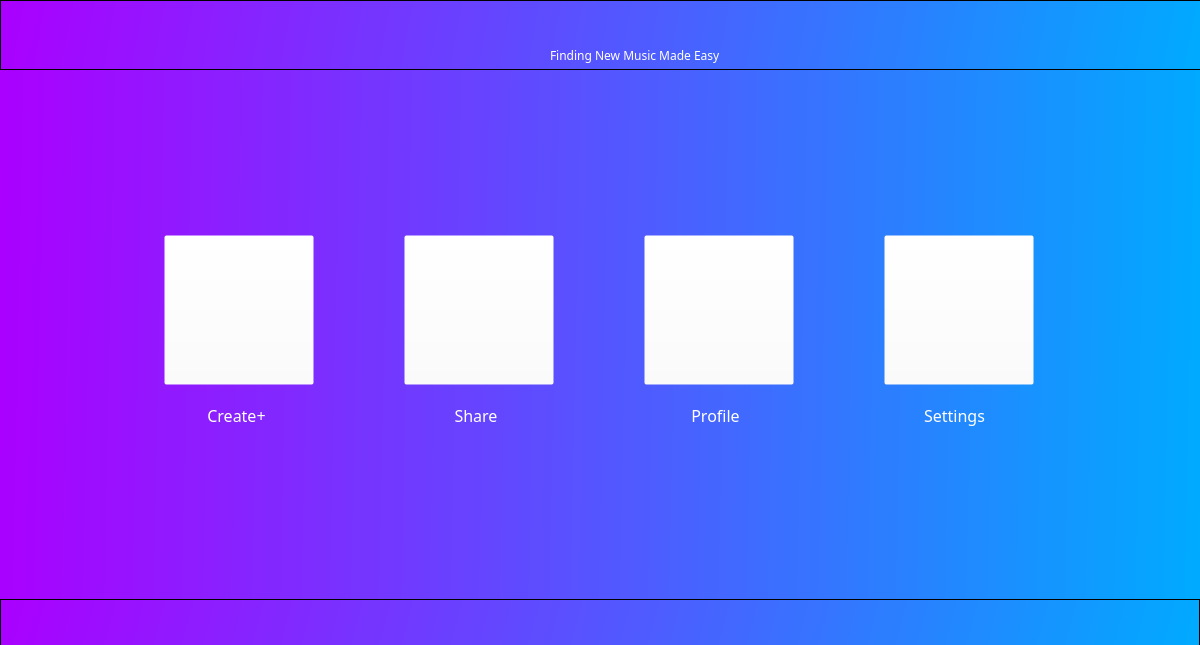
Above: vs.ui from AzallazA/VibeShare before the change. Below: the same form after it.
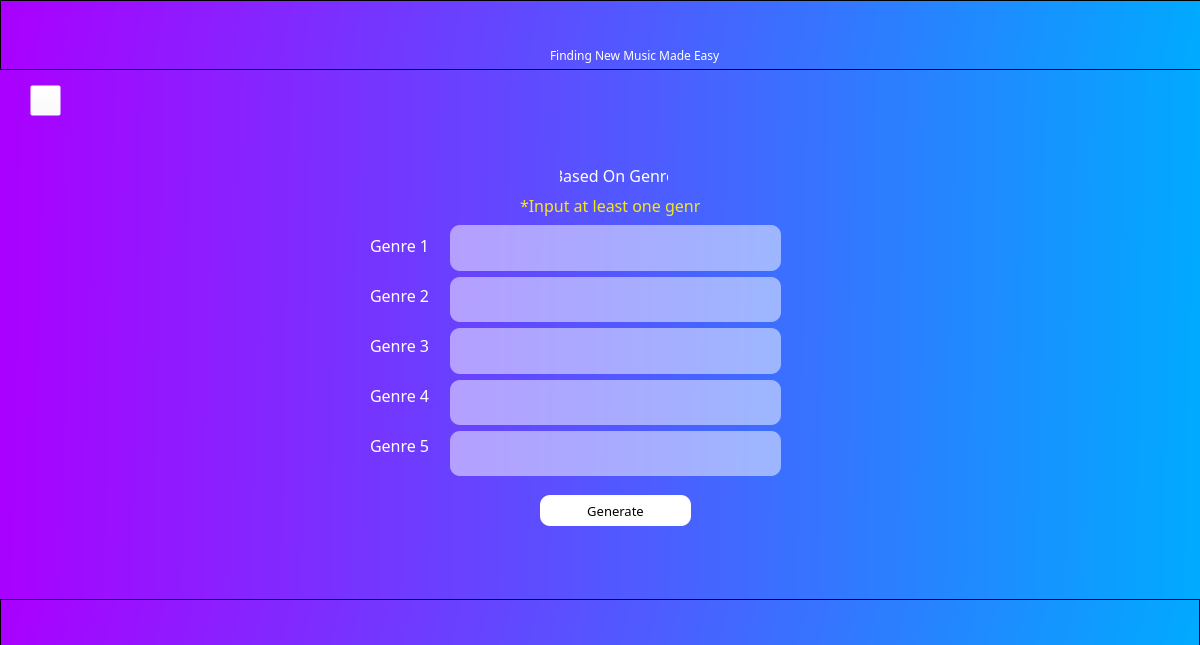
That is the form after the change. The open tabs and pages were chosen to show the change. Icons and pictures are not drawn.

```diff
--- a/vs.ui
+++ b/vs.ui
@@ -346,7 +346,7 @@
     <widget class="QLabel" name="spotifyLabel">
      <property name="geometry">
       <rect>
-       <x>560</x>
+       <x>550</x>
        <y>0</y>
        <width>121</width>
        <height>41</height>
@@ -435,7 +435,7 @@
      <enum>QFrame::Raised</enum>
     </property>
     <layout class="QGridLayout" name="gridLayout_3">
-     <item row="0" column="0">
+     <item row="1" column="0">
       <widget class="QStackedWidget" name="stackedWidget">
        <property name="minimumSize">
         <size>
@@ -459,9 +459,9 @@
         <widget class="QFrame" name="buttonFrame">
          <property name="geometry">
           <rect>
-           <x>60</x>
-           <y>150</y>
-           <width>1061</width>
+           <x>130</x>
+           <y>110</y>
+           <width>921</width>
            <height>170</height>
           </rect>
          </property>
@@ -518,42 +518,6 @@
             </property>
            </widget>
           </item>
-          <item>
-           <widget class="QPushButton" name="shareButton">
-            <property name="minimumSize">
-             <size>
-              <width>150</width>
-              <height>150</height>
-             </size>
-            </property>
-            <property name="maximumSize">
-             <size>
-              <width>150</width>
-              <height>150</height>
-             </size>
-            </property>
-            <property name="cursor">
-             <cursorShape>PointingHandCursor</cursorShape>
-            </property>
-            <property name="styleSheet">
-             <string notr="true">QPushButton{
-	image: url(:/icons/Media/icons/share.png);
-	background-color: rgba(255, 255, 255, 0);
-}
-
-QPushButton:hover{
-	image: url(:/icons/Media/icons/share.png);
-	background-color: rgba(255, 255, 255, 0.4);
-	border-style: none;
-	border-radius: 40px;
-}
-</string>
-            </property>
-            <property name="text">
-             <string/>
-            </property>
-           </widget>
-          </item>
           <item>
            <widget class="QPushButton" name="profileButton">
             <property name="minimumSize">
@@ -631,9 +595,9 @@
         <widget class="QFrame" name="frame">
          <property name="geometry">
           <rect>
-           <x>100</x>
-           <y>310</y>
-           <width>971</width>
+           <x>180</x>
+           <y>260</y>
+           <width>811</width>
            <height>61</height>
           </rect>
          </property>
@@ -666,28 +630,6 @@
             </property>
            </widget>
           </item>
-          <item>
-           <widget class="QLabel" name="shareLabel">
-            <property name="font">
-             <font>
-              <family>Humnst777 BlkCn BT</family>
-              <pointsize>12</pointsize>
-             </font>
-            </property>
-            <property name="styleSheet">
-             <string notr="true">QLabel{
-	color: white;
-	background-color: rgba(255, 255, 255, 0);
-}</string>
-            </property>
-            <property name="text">
-             <string>Share</string>
-            </property>
-            <property name="alignment">
-             <set>Qt::AlignCenter</set>
-            </property>
-           </widget>
-          </item>
           <item>
            <widget class="QLabel" name="profileLabel">
             <property name="font">
@@ -965,6 +907,565 @@
            <string/>
           </property>
          </widget>
+        </widget>
+        <widget class="QPushButton" name="genArtistButton">
+         <property name="geometry">
+          <rect>
+           <x>530</x>
+           <y>420</y>
+           <width>151</width>
+           <height>31</height>
+          </rect>
+         </property>
+         <property name="font">
+          <font>
+           <family>Humnst777 BT</family>
+           <pointsize>10</pointsize>
+          </font>
+         </property>
+         <property name="styleSheet">
+          <string notr="true">QPushButton{
+	background-color: rgb(255, 255, 255);
+	border-style: none;
+	border-radius: 10px;
+}
+
+QPushButton:hover{
+	background-color: rgba(255, 255, 255, 0.6);
+	border-style: none;
+	border-radius: 10px;
+}</string>
+         </property>
+         <property name="text">
+          <string>Generate</string>
+         </property>
+        </widget>
+       </widget>
+       <widget class="QWidget" name="createGenrePage">
+        <widget class="QLabel" name="genreLabel5">
+         <property name="geometry">
+          <rect>
+           <x>360</x>
+           <y>350</y>
+           <width>71</width>
+           <height>41</height>
+          </rect>
+         </property>
+         <property name="font">
+          <font>
+           <family>Humnst777 Blk BT</family>
+           <pointsize>12</pointsize>
+          </font>
+         </property>
+         <property name="styleSheet">
+          <string notr="true">color: rgb(255, 255, 255);</string>
+         </property>
+         <property name="text">
+          <string>Genre 5</string>
+         </property>
+        </widget>
+        <widget class="QLabel" name="genreLabel2">
+         <property name="geometry">
+          <rect>
+           <x>360</x>
+           <y>200</y>
+           <width>71</width>
+           <height>41</height>
+          </rect>
+         </property>
+         <property name="font">
+          <font>
+           <family>Humnst777 Blk BT</family>
+           <pointsize>12</pointsize>
+          </font>
+         </property>
+         <property name="styleSheet">
+          <string notr="true">color: rgb(255, 255, 255);</string>
+         </property>
+         <property name="text">
+          <string>Genre 2</string>
+         </property>
+        </widget>
+        <widget class="QFrame" name="buttonFrame_4">
+         <property name="geometry">
+          <rect>
+           <x>480</x>
+           <y>10</y>
+           <width>251</width>
+           <height>131</height>
+          </rect>
+         </property>
+         <property name="styleSheet">
+          <string notr="true">QFrame{
+	background-color: rgba(255, 255, 255, 0);
+}</string>
+         </property>
+         <property name="frameShape">
+          <enum>QFrame::StyledPanel</enum>
+         </property>
+         <property name="frameShadow">
+          <enum>QFrame::Raised</enum>
+         </property>
+         <widget class="QLabel" name="basedOnGenreLabel2">
+          <property name="geometry">
+           <rect>
+            <x>70</x>
+            <y>80</y>
+            <width>108</width>
+            <height>20</height>
+           </rect>
+          </property>
+          <property name="font">
+           <font>
+            <family>Humnst777 BlkCn BT</family>
+            <pointsize>12</pointsize>
+           </font>
+          </property>
+          <property name="styleSheet">
+           <string notr="true">QLabel{
+	color: white;
+	background-color: rgba(255, 255, 255, 0);
+}</string>
+          </property>
+          <property name="text">
+           <string>Based On Genre</string>
+          </property>
+          <property name="alignment">
+           <set>Qt::AlignCenter</set>
+          </property>
+         </widget>
+         <widget class="QLabel" name="basedOnGenreLabel">
+          <property name="geometry">
+           <rect>
+            <x>10</x>
+            <y>10</y>
+            <width>221</width>
+            <height>71</height>
+           </rect>
+          </property>
+          <property name="styleSheet">
+           <string notr="true">image: url(:/icons/Media/icons/createGenre.png);
+background-color: rgba(255, 255, 255, 0);</string>
+          </property>
+          <property name="text">
+           <string/>
+          </property>
+         </widget>
+         <widget class="QLabel" name="keyLabel2">
+          <property name="geometry">
+           <rect>
+            <x>30</x>
+            <y>110</y>
+            <width>181</width>
+            <height>21</height>
+           </rect>
+          </property>
+          <property name="font">
+           <font>
+            <family>Humnst777 BT</family>
+            <pointsize>12</pointsize>
+           </font>
+          </property>
+          <property name="styleSheet">
+           <string notr="true">color: rgb(248, 231, 28);</string>
+          </property>
+          <property name="text">
+           <string>*Input at least one genre</string>
+          </property>
+         </widget>
+        </widget>
+        <widget class="QLabel" name="genreLabel3">
+         <property name="geometry">
+          <rect>
+           <x>360</x>
+           <y>250</y>
+           <width>71</width>
+           <height>41</height>
+          </rect>
+         </property>
+         <property name="font">
+          <font>
+           <family>Humnst777 Blk BT</family>
+           <pointsize>12</pointsize>
+          </font>
+         </property>
+         <property name="styleSheet">
+          <string notr="true">color: rgb(255, 255, 255);</string>
+         </property>
+         <property name="text">
+          <string>Genre 3</string>
+         </property>
+        </widget>
+        <widget class="QLabel" name="genreLabel4">
+         <property name="geometry">
+          <rect>
+           <x>360</x>
+           <y>300</y>
+           <width>71</width>
+           <height>41</height>
+          </rect>
+         </property>
+         <property name="font">
+          <font>
+           <family>Humnst777 Blk BT</family>
+           <pointsize>12</pointsize>
+          </font>
+         </property>
+         <property name="styleSheet">
+          <string notr="true">color: rgb(255, 255, 255);</string>
+         </property>
+         <property name="text">
+          <string>Genre 4</string>
+         </property>
+        </widget>
+        <widget class="QPushButton" name="genGenreButton">
+         <property name="geometry">
+          <rect>
+           <x>530</x>
+           <y>420</y>
+           <width>151</width>
+           <height>31</height>
+          </rect>
+         </property>
+         <property name="font">
+          <font>
+           <family>Humnst777 BT</family>
+           <pointsize>10</pointsize>
+          </font>
+         </property>
+         <property name="styleSheet">
+          <string notr="true">QPushButton{
+	background-color: rgb(255, 255, 255);
+	border-style: none;
+	border-radius: 10px;
+}
+
+QPushButton:hover{
+	background-color: rgba(255, 255, 255, 0.6);
+	border-style: none;
+	border-radius: 10px;
+}</string>
+         </property>
+         <property name="text">
+          <string>Generate</string>
+         </property>
+        </widget>
+        <widget class="QFrame" name="artistTxtBoxes_2">
+         <property name="geometry">
+          <rect>
+           <x>430</x>
+           <y>140</y>
+           <width>351</width>
+           <height>271</height>
+          </rect>
+         </property>
+         <property name="frameShape">
+          <enum>QFrame::StyledPanel</enum>
+         </property>
+         <property name="frameShadow">
+          <enum>QFrame::Raised</enum>
+         </property>
+         <layout class="QVBoxLayout" name="verticalLayout_2">
+          <item>
+           <widget class="QTextEdit" name="genre1">
+            <property name="styleSheet">
+             <string notr="true">background-color: rgba(255, 255, 255, 0.5);
+border-radius: 10px;
+border-style: none;
+color: white;
+font-size: 12pt;</string>
+            </property>
+           </widget>
+          </item>
+          <item>
+           <widget class="QTextEdit" name="genre2">
+            <property name="styleSheet">
+             <string notr="true">background-color: rgba(255, 255, 255, 0.5);
+border-radius: 10px;
+border-style: none;
+color: white;
+font-size: 12pt;</string>
+            </property>
+           </widget>
+          </item>
+          <item>
+           <widget class="QTextEdit" name="genre3">
+            <property name="styleSheet">
+             <string notr="true">background-color: rgba(255, 255, 255, 0.5);
+border-radius: 10px;
+border-style: none;
+color: white;
+font-size: 12pt;</string>
+            </property>
+           </widget>
+          </item>
+          <item>
+           <widget class="QTextEdit" name="genre4">
+            <property name="styleSheet">
+             <string notr="true">background-color: rgba(255, 255, 255, 0.5);
+border-radius: 10px;
+border-style: none;
+color: white;
+font-size: 12pt;</string>
+            </property>
+           </widget>
+          </item>
+          <item>
+           <widget class="QTextEdit" name="genre5">
+            <property name="styleSheet">
+             <string notr="true">background-color: rgba(255, 255, 255, 0.5);
+border-radius: 10px;
+border-style: none;
+color: white;
+font-size: 12pt;</string>
+            </property>
+           </widget>
+          </item>
+         </layout>
+        </widget>
+        <widget class="QLabel" name="genreLabel1">
+         <property name="geometry">
+          <rect>
+           <x>360</x>
+           <y>150</y>
+           <width>71</width>
+           <height>41</height>
+          </rect>
+         </property>
+         <property name="font">
+          <font>
+           <family>Humnst777 Blk BT</family>
+           <pointsize>12</pointsize>
+          </font>
+         </property>
+         <property name="styleSheet">
+          <string notr="true">color: rgb(255, 255, 255);</string>
+         </property>
+         <property name="text">
+          <string>Genre 1</string>
+         </property>
+        </widget>
+        <widget class="QFrame" name="homeButtonFrame_5">
+         <property name="geometry">
+          <rect>
+           <x>10</x>
+           <y>0</y>
+           <width>51</width>
+           <height>51</height>
+          </rect>
+         </property>
+         <property name="styleSheet">
+          <string notr="true">background-color: rgba(255, 255, 255, 0);</string>
+         </property>
+         <property name="frameShape">
+          <enum>QFrame::StyledPanel</enum>
+         </property>
+         <property name="frameShadow">
+          <enum>QFrame::Raised</enum>
+         </property>
+         <widget class="QPushButton" name="homeButton_bog">
+          <property name="geometry">
+           <rect>
+            <x>10</x>
+            <y>10</y>
+            <width>31</width>
+            <height>31</height>
+           </rect>
+          </property>
+          <property name="styleSheet">
+           <string notr="true">QPushButton{
+	image: url(:/icons/Media/icons/goback.png);
+	background-color: rgba(255, 255, 255, 0);
+}
+
+QPushButton:hover{
+	image: url(:/icons/Media/icons/goback.png);
+	background-color: rgba(255, 255, 255, 0);
+	border-style: none;
+	border-radius: 40px;
+}</string>
+          </property>
+          <property name="text">
+           <string/>
+          </property>
+         </widget>
+        </widget>
+       </widget>
+       <widget class="QWidget" name="createMoodPage">
+        <widget class="QFrame" name="homeButtonFrame_6">
+         <property name="geometry">
+          <rect>
+           <x>10</x>
+           <y>0</y>
+           <width>51</width>
+           <height>51</height>
+          </rect>
+         </property>
+         <property name="styleSheet">
+          <string notr="true">background-color: rgba(255, 255, 255, 0);</string>
+         </property>
+         <property name="frameShape">
+          <enum>QFrame::StyledPanel</enum>
+         </property>
+         <property name="frameShadow">
+          <enum>QFrame::Raised</enum>
+         </property>
+         <widget class="QPushButton" name="homeButton_bom">
+          <property name="geometry">
+           <rect>
+            <x>10</x>
+            <y>10</y>
+            <width>31</width>
+            <height>31</height>
+           </rect>
+          </property>
+          <property name="styleSheet">
+           <string notr="true">QPushButton{
+	image: url(:/icons/Media/icons/goback.png);
+	background-color: rgba(255, 255, 255, 0);
+}
+
+QPushButton:hover{
+	image: url(:/icons/Media/icons/goback.png);
+	background-color: rgba(255, 255, 255, 0);
+	border-style: none;
+	border-radius: 40px;
+}</string>
+          </property>
+          <property name="text">
+           <string/>
+          </property>
+         </widget>
+        </widget>
+        <widget class="QFrame" name="buttonFrame_5">
+         <property name="geometry">
+          <rect>
+           <x>480</x>
+           <y>10</y>
+           <width>251</width>
+           <height>131</height>
+          </rect>
+         </property>
+         <property name="styleSheet">
+          <string notr="true">QFrame{
+	background-color: rgba(255, 255, 255, 0);
+}</string>
+         </property>
+         <property name="frameShape">
+          <enum>QFrame::StyledPanel</enum>
+         </property>
+         <property name="frameShadow">
+          <enum>QFrame::Raised</enum>
+         </property>
+         <widget class="QLabel" name="basedOnGenreLabel2_2">
+          <property name="geometry">
+           <rect>
+            <x>70</x>
+            <y>80</y>
+            <width>108</width>
+            <height>20</height>
+           </rect>
+          </property>
+          <property name="font">
+           <font>
+            <family>Humnst777 BlkCn BT</family>
+            <pointsize>12</pointsize>
+           </font>
+          </property>
+          <property name="styleSheet">
+           <string notr="true">QLabel{
+	color: white;
+	background-color: rgba(255, 255, 255, 0);
+}</string>
+          </property>
+          <property name="text">
+           <string>Based On Mood</string>
+          </property>
+          <property name="alignment">
+           <set>Qt::AlignCenter</set>
+          </property>
+         </widget>
+         <widget class="QLabel" name="basedOnGenreLabel_2">
+          <property name="geometry">
+           <rect>
+            <x>10</x>
+            <y>10</y>
+            <width>221</width>
+            <height>71</height>
+           </rect>
+          </property>
+          <property name="styleSheet">
+           <string notr="true">image: url(:/icons/Media/icons/mood.png);
+background-color: rgba(255, 255, 255, 0);</string>
+          </property>
+          <property name="text">
+           <string/>
+          </property>
+         </widget>
+         <widget class="QLabel" name="keyLabel2_2">
+          <property name="geometry">
+           <rect>
+            <x>0</x>
+            <y>110</y>
+            <width>241</width>
+            <height>21</height>
+           </rect>
+          </property>
+          <property name="font">
+           <font>
+            <family>Humnst777 BT</family>
+            <pointsize>12</pointsize>
+           </font>
+          </property>
+          <property name="styleSheet">
+           <string notr="true">color: rgb(248, 231, 28);</string>
+          </property>
+          <property name="text">
+           <string>*Select a mood to generate from</string>
+          </property>
+         </widget>
+        </widget>
+        <widget class="QPushButton" name="genGenreButton_2">
+         <property name="geometry">
+          <rect>
+           <x>520</x>
+           <y>420</y>
+           <width>151</width>
+           <height>31</height>
+          </rect>
+         </property>
+         <property name="font">
+          <font>
+           <family>Humnst777 BT</family>
+           <pointsize>10</pointsize>
+          </font>
+         </property>
+         <property name="styleSheet">
+          <string notr="true">QPushButton{
+	background-color: rgb(255, 255, 255);
+	border-style: none;
+	border-radius: 10px;
+}
+
+QPushButton:hover{
+	background-color: rgba(255, 255, 255, 0.6);
+	border-style: none;
+	border-radius: 10px;
+}</string>
+         </property>
+         <property name="text">
+          <string>Generate</string>
+         </property>
+        </widget>
+        <widget class="QDial" name="dial">
+         <property name="geometry">
+          <rect>
+           <x>380</x>
+           <y>130</y>
+           <width>431</width>
+           <height>291</height>
+          </rect>
+         </property>
         </widget>
        </widget>
        <widget class="QWidget" name="profilePage">
```
Left out of the diff: 554 changed lines with no effect on the pictures.
